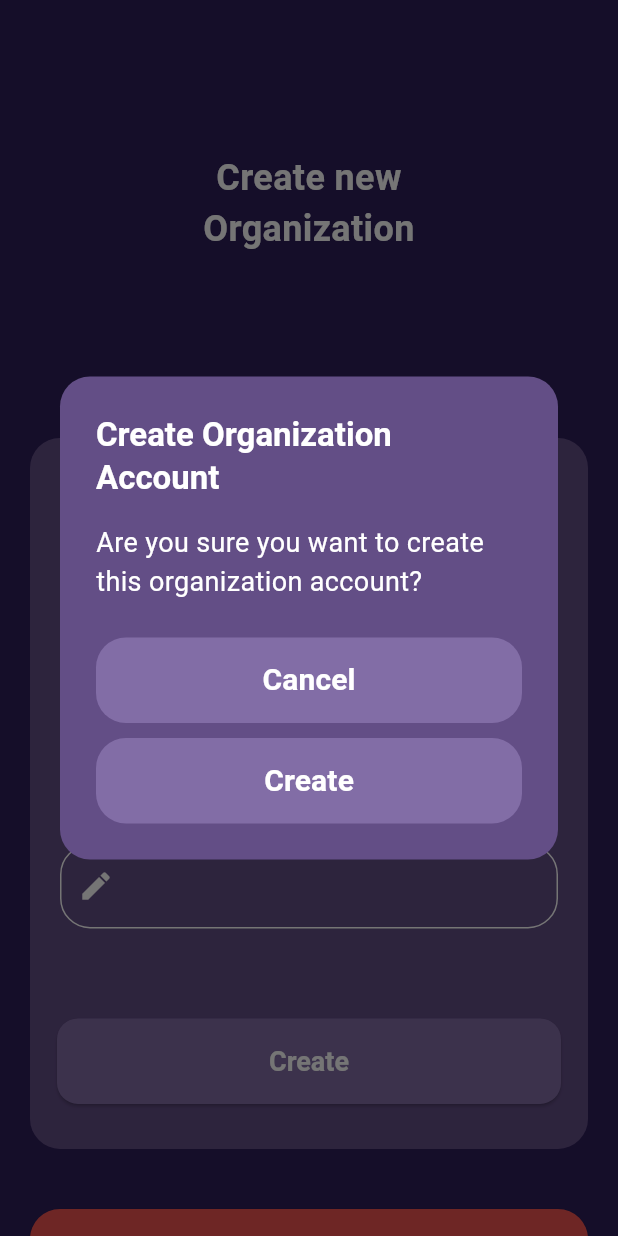
After one commit to sidharth1037/mini_project_neighbourly, a Flutter app: the CreateOrganization screen opened directly, after a tap on "Create", on a phone screen of 412 x 824 dp. The commit adds this screen. Run offline on Flutter 3.47's test engine with Material 3 defaults, Android fonts, the phone set to English and light mode, and no system bars; our stand-ins replace cloud_firestore, connectivity_plus, firebase_auth, firebase_core, shared_preferences; accounts and stored records are empty.

Commit message:
create org account

```diff
--- /dev/null
+++ b/lib/organization/create.dart
@@ -0,0 +1,417 @@
+// import 'package:firebase_auth/firebase_auth.dart';
+import 'package:flutter/services.dart';
+import 'package:mini_ui/navbar.dart';
+import 'package:mini_ui/screens/auth_service.dart';
+import 'package:mini_ui/screens/screen_login.dart';
+import 'package:shared_preferences/shared_preferences.dart';
+
+import '../../styles/custom_style.dart';
+import 'package:flutter/material.dart';
+import '../../styles/styles.dart';
+import 'package:cloud_firestore/cloud_firestore.dart';
+
+class CreateOrganization extends StatefulWidget {
+  const CreateOrganization({super.key});
+
+  @override
+  CreateOrganizationState createState() => CreateOrganizationState();
+}
+
+class CreateOrganizationState extends State<CreateOrganization> with CustomStyle {
+  final TextEditingController organizationIdController = TextEditingController();
+  final TextEditingController addressController = TextEditingController();
+  static final _auth = AuthService();
+  String organizationType = "NSS"; // Default value for dropdown
+
+  static void _goToLogin(BuildContext context) {
+    Navigator.of(context).pushAndRemoveUntil(
+      MaterialPageRoute(builder: (context) => const LogInScreen()),
+      (Route<dynamic> route) => false,
+    );
+  }
+
+  Future<void> addOrganization() async {
+    String orgId = organizationIdController.text.trim();
+    String address = addressController.text.trim();
+
+    if (orgId.isNotEmpty && address.isNotEmpty) {
+      try {
+        final prefs = await SharedPreferences.getInstance();
+        final userId = prefs.getString('userId');
+
+        if (userId == null) {
+          debugPrint("Error: User ID not found in SharedPreferences");
+          return;
+        }
+
+        DocumentReference organizationRef =
+            FirebaseFirestore.instance.collection('organization').doc(userId);
+
+        String orgName = "$organizationType $orgId";
+
+        await organizationRef.set({
+          'organizationType': organizationType,
+          'organizationId': orgId,
+          'address': address,
+          'orgName': orgName,
+          'timestamp': FieldValue.serverTimestamp(),
+        }, SetOptions(merge: true));
+
+        await prefs.setString('orgName', orgName);
+
+      } catch (e) {
+        debugPrint("Error: $e");
+      }
+    }
+  }
+
+  Widget _buildDropdown() {
+    return Column(
+      crossAxisAlignment: CrossAxisAlignment.start,
+      children: <Widget>[
+        Padding(
+          padding: const EdgeInsets.only(left: 14),
+          child: Text(
+            "Organization Type:",
+            style: descriptionStyle,
+          ),
+        ),
+        const SizedBox(height: 10),
+        Padding(
+          padding: const EdgeInsets.fromLTRB(10, 0, 10, 0),
+            child: DropdownButtonFormField<String>(
+            value: organizationType,
+            items: ["NSS", "NCC", "Red Cross"]
+              .map((type) => DropdownMenuItem(
+                  value: type,
+                  child: Text(type, style: const TextStyle(color: Colors.white)),
+                ))
+              .toList(),
+            onChanged: (value) {
+              if (value != null) {
+              setState(() {
+                organizationType = value;
+              });
+              }
+            },
+            dropdownColor: Styles.mildPurple,
+            icon: const Icon(Icons.arrow_drop_down, color: Colors.white), // Set arrow color to white
+            decoration: InputDecoration(
+              enabledBorder: OutlineInputBorder(
+              borderRadius: BorderRadius.circular(20),
+              borderSide: const BorderSide(color: Colors.white, width: 1),
+              ),
+              focusedBorder: OutlineInputBorder(
+              borderRadius: BorderRadius.circular(20),
+              borderSide: const BorderSide(color: Colors.white, width: 1),
+              ),
+            ),
+            ),
+        ),
+        const SizedBox(height: 20),
+      ],
+    );
+  }
+
+  Widget _buildPrompt(String label, TextEditingController controller,
+      {int maxLines = 1}) {
+    return Column(
+      crossAxisAlignment: CrossAxisAlignment.start,
+      children: <Widget>[
+        Padding(
+          padding: const EdgeInsets.only(left: 14),
+          child: Text(
+            label,
+            style: descriptionStyle,
+          ),
+        ),
+        const SizedBox(height: 10),
+        Padding(
+          padding: const EdgeInsets.fromLTRB(10, 0, 10, 0),
+          child: TextField(
+            controller: controller,
+            maxLines: maxLines,
+            style: const TextStyle(color: Colors.white),
+            cursorColor: Colors.white,
+            decoration: InputDecoration(
+              prefixIcon: const Icon(Icons.edit, color: Colors.white),
+              enabledBorder: OutlineInputBorder(
+                borderRadius: BorderRadius.circular(20),
+                borderSide: const BorderSide(color: Colors.white, width: 1),
+              ),
+              focusedBorder: OutlineInputBorder(
+                borderRadius: BorderRadius.circular(20),
+                borderSide: const BorderSide(color: Colors.white, width: 1),
+              ),
+            ),
+          ),
+        ),
+        const SizedBox(height: 20),
+      ],
+    );
+  }
+
+  @override
+  Widget build(BuildContext context) {
+    double deviceHeight = MediaQuery.of(context).size.height;
+    double deviceWidth = MediaQuery.of(context).size.width;
+
+    return PopScope(
+      canPop: false, // Prevents default back behavior
+      onPopInvokedWithResult: (didPop, result) {
+        if (!didPop) {
+          SystemNavigator.pop(); // Close the app
+        }
+      },
+      child: Container(
+        color: Styles.darkPurple,
+        child: Scaffold(
+          backgroundColor: Colors.transparent,
+          body: DecoratedBox(
+            decoration: const BoxDecoration(color: Styles.darkPurple),
+            child: SingleChildScrollView(
+              child: Column(
+                children: [
+                  Container(
+                    height: deviceHeight * 0.33,
+                    alignment: Alignment.center,
+                    child: const Stack(
+                      children: [
+                        Align(
+                          alignment: Alignment.center,
+                          child: Text("Create new\nOrganization",
+                              style: Styles.titleStyle,
+                              textAlign: TextAlign.center),
+                        ),
+                      ],
+                    ),
+                  ),
+                  const SizedBox(height: 20),
+                  Padding(
+                    padding: const EdgeInsets.fromLTRB(20, 0, 20, 20),
+                    child: Container(
+                      decoration: BoxDecoration(
+                        color: Styles.mildPurple,
+                        borderRadius: BorderRadius.circular(20),
+                      ),
+                      padding: const EdgeInsets.fromLTRB(10, 20, 10, 10),
+                      child: Column(
+                        children: [
+                          _buildDropdown(),
+                          _buildPrompt("Organization ID/Number:",
+                              organizationIdController),
+                          _buildPrompt("Address:", addressController),
+                          const SizedBox(height: 40),
+                          SizedBox(
+                            width: deviceWidth - 76,
+                            child: ElevatedButton(
+                              onPressed: () {
+                                showConfirmationDialog(context);
+                              },
+                              style: TextButton.styleFrom(
+                                textStyle: buttonTextStyle,
+                                backgroundColor: Styles.lightPurple,
+                                padding: const EdgeInsets.symmetric(
+                                    horizontal: 40, vertical: 18),
+                                shape: RoundedRectangleBorder(
+                                  borderRadius: BorderRadius.circular(14),
+                                ),
+                              ),
+                              child: const Text("Create",
+                                  style: TextStyle(color: Colors.white)),
+                            ),
+                          ),
+                          const SizedBox(height: 20),
+                        ],
+                      ),
+                    ),
+                  ),
+                  const SizedBox(height: 20),
+                  SizedBox(
+                    width: deviceWidth - 40,
+                    child: ElevatedButton(
+                      onPressed: () {
+                        showLogOutDialog(context);
+                      },
+                      style: TextButton.styleFrom(
+                        textStyle: buttonTextStyle,
+                        backgroundColor: Colors.red[400],
+                        padding: const EdgeInsets.symmetric(
+                            horizontal: 40, vertical: 18),
+                        shape: RoundedRectangleBorder(
+                          borderRadius: BorderRadius.circular(20),
+                        ),
+                      ),
+                      child: const Text("Log Out",
+                          style: TextStyle(color: Colors.white)),
+                    ),
+                  ),
+                ],
+              ),
+            ),
+          ),
+        ),
+      ),
+    );
+  }
+
+  // Confirmation Dialog Function
+  void showConfirmationDialog(BuildContext context) {
+    showDialog(
+      context: context,
+      builder: (BuildContext context1) {
+        return AlertDialog(
+          backgroundColor: Styles.mildPurple,
+          shape: RoundedRectangleBorder(
+            borderRadius: BorderRadius.circular(20),
+          ),
+          title: const Text(
+            "Create Organization Account",
+            style: TextStyle(
+                fontSize: 22, fontWeight: FontWeight.bold, color: Colors.white),
+          ),
+          content: const Text(
+            "Are you sure you want to create this organization account?",
+            style: TextStyle(color: Colors.white, fontSize: 18),
+          ),
+          actions: [
+            Column(
+              children: [
+                SizedBox(
+                  width: double.infinity,
+                  child: TextButton(
+                    onPressed: () => Navigator.pop(context),
+                    style: TextButton.styleFrom(
+                      backgroundColor: Styles.lightPurple,
+                      shape: RoundedRectangleBorder(
+                        borderRadius: BorderRadius.circular(20),
+                      ),
+                      padding: const EdgeInsets.symmetric(vertical: 14),
+                    ),
+                    child: const Text(
+                      "Cancel",
+                      style: TextStyle(
+                        color: Colors.white,
+                        fontSize: 20,
+                        fontWeight: FontWeight.bold,
+                      ),
+                    ),
+                  ),
+                ),
+                const SizedBox(height: 10),
+                SizedBox(
+                  width: double.infinity,
+                  child: TextButton(
+                    onPressed: () {
+                      addOrganization();
+                      ScaffoldMessenger.of(context).showSnackBar(
+                        const SnackBar(
+                            content: Text("Organization added successfully!")),
+                      );
+                      Navigator.pushAndRemoveUntil(
+                        context,
+                        MaterialPageRoute(
+                            builder: (context) => const MainScreen()),
+                        (route) => false, // Removes all previous routes
+                      );
+                    },
+                    style: TextButton.styleFrom(
+                      backgroundColor: Styles.lightPurple,
+                      shape: RoundedRectangleBorder(
+                        borderRadius: BorderRadius.circular(20),
+                      ),
+                      padding: const EdgeInsets.symmetric(vertical: 14),
+                    ),
+                    child: const Text(
+                      "Create",
+                      style: TextStyle(
+                        color: Colors.white,
+                        fontSize: 20,
+                        fontWeight: FontWeight.bold,
+                      ),
+                    ),
+                  ),
+                ),
+              ],
+            ),
+          ],
+        );
+      },
+    );
+  }
+}
+
+void showLogOutDialog(BuildContext context) {
+  showDialog(
+    context: context,
+    builder: (BuildContext context) {
+      return AlertDialog(
+        backgroundColor: Styles.mildPurple,
+        shape: RoundedRectangleBorder(
+          borderRadius: BorderRadius.circular(20),
+        ),
+        title: const Text(
+          "Confirm Log Out",
+          style: TextStyle(
+              fontSize: 22, fontWeight: FontWeight.bold, color: Colors.white),
+        ),
+        content: const Text(
+          "Are you sure you want to log out?",
+          style: TextStyle(color: Colors.white, fontSize: 18),
+        ),
+        actions: [
+          Column(
+            children: [
+              SizedBox(
+                width: double.infinity,
+                child: TextButton(
+                  onPressed: () => Navigator.pop(context),
+                  style: TextButton.styleFrom(
+                    backgroundColor: Styles.lightPurple,
+                    shape: RoundedRectangleBorder(
+                      borderRadius: BorderRadius.circular(20),
+                    ),
+                    padding: const EdgeInsets.symmetric(vertical: 14),
+                  ),
+                  child: const Text(
+                    "Cancel",
+                    style: TextStyle(
+                      color: Colors.white,
+                      fontSize: 20,
+                      fontWeight: FontWeight.bold,
+                    ),
+                  ),
+                ),
+              ),
+              const SizedBox(height: 10),
+              SizedBox(
+                width: double.infinity,
+                child: TextButton(
+                  onPressed: () async {
+                    await CreateOrganizationState._auth.signOut(context);
+                    CreateOrganizationState._goToLogin(context);
+                  },
+                  style: TextButton.styleFrom(
+                    backgroundColor: Colors.red[400],
+                    shape: RoundedRectangleBorder(
+                      borderRadius: BorderRadius.circular(20),
+                    ),
+                    padding: const EdgeInsets.symmetric(vertical: 14),
+                  ),
+                  child: const Text(
+                    "Log Out",
+                    style: TextStyle(
+                      color: Colors.white,
+                      fontSize: 20,
+                      fontWeight: FontWeight.bold,
+                    ),
+                  ),
+                ),
+              ),
+            ],
+          ),
+        ],
+      );
+    },
+  );
+}
--- a/lib/profile/profile.dart
+++ b/lib/profile/profile.dart
@@ -31,9 +31,9 @@ class ProfilePageState extends State<ProfilePage> {
   }
 
   static void _goToLogin(BuildContext context) {
-    Navigator.pushReplacement(
-      context,
+    Navigator.of(context).pushAndRemoveUntil(
       MaterialPageRoute(builder: (context) => const LogInScreen()),
+      (Route<dynamic> route) => false,
     );
   }
 
--- a/lib/screens/screen_login.dart
+++ b/lib/screens/screen_login.dart
@@ -1,6 +1,7 @@
 import 'package:flutter/material.dart';
-import 'package:mini_ui/navbar.dart';
+// import 'package:mini_ui/navbar.dart';
 import 'package:mini_ui/screens/auth_service.dart';
+import 'package:mini_ui/splash.dart';
 import 'package:mini_ui/styles/styles.dart';
 import 'screen_signup.dart';
 import 'package:connectivity_plus/connectivity_plus.dart';
@@ -88,6 +89,7 @@ class LoginScreenState extends State<LogInScreen> {
           await prefs.setString('userEmail', userData?['email'] ?? '');
           await prefs.setString('userAddress', userData?['address'] ?? '');
           await prefs.setString('neighbourhoodId', userData?['neighbourhoodId'] ?? '');
+          await prefs.setString('orgName', userData?['orgName'] ?? 'none');
 
           setState(() => _isLoading = false);
           _goToHome();
@@ -109,7 +111,7 @@ class LoginScreenState extends State<LogInScreen> {
   void _goToHome() {
     Navigator.pushReplacement(
       context,
-      MaterialPageRoute(builder: (context) => const MainScreen()),
+      MaterialPageRoute(builder: (context) => const SplashScreen()),
     );
   }
 
--- a/lib/volunteers/vol_requests.dart
+++ b/lib/volunteers/vol_requests.dart
@@ -9,7 +9,7 @@ import 'dart:convert';
 import 'package:http/http.dart' as http;
 
 // final config = Config();
-String apiKey = '';  //config.apiKey;
+String apiKey = 'AIzaSyCGeJBG4e82liskoLF4cqY-vDXz1wJUexQ';  //config.apiKey;
 
 const String geminiEndpoint = 'https://generativelanguage.googleapis.com/v1/models/gemini-1.5-pro:generateContent';
 
@@ -68,7 +68,7 @@ class RequestsPageState extends State<VolRequestsPage> {
       });
 
       requestsNotifier.value = fetchedRequests;
-      errorMessageNotifier.value = fetchedRequests.isEmpty ? "No current requests." : "success";
+      errorMessageNotifier.value = fetchedRequests.isEmpty ? "No new requests." : "success";
     } catch (e) {
       errorMessageNotifier.value = "An error occurred. Try again later.";
     } finally {
```
Also changed, not shown: lib/splash.dart (+25 -3 lines).
